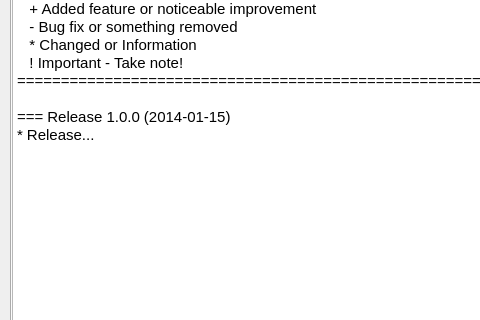
First picture: the form in frm_about.ui, repository Cyb10101/logikgatter, before the edit; both pictures show x 0 to 480 and y 95 to 415 of the 771 by 551 pixel window.
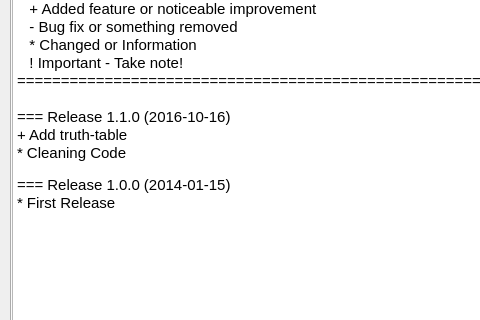
Second picture: the form after the edit. The open tabs and pages were chosen to show the change. Icons and pictures are not drawn.

What changed in the file:
```diff
--- a/frm_about.ui
+++ b/frm_about.ui
@@ -120,23 +120,32 @@
        <height>471</height>
       </rect>
      </property>
+     <property name="styleSheet">
+      <string notr="true">QTextBrowser {
+	color: black;
+}</string>
+     </property>
      <property name="html">
       <string>&lt;!DOCTYPE HTML PUBLIC &quot;-//W3C//DTD HTML 4.0//EN&quot; &quot;http://www.w3.org/TR/REC-html40/strict.dtd&quot;&gt;
 &lt;html&gt;&lt;head&gt;&lt;meta name=&quot;qrichtext&quot; content=&quot;1&quot; /&gt;&lt;style type=&quot;text/css&quot;&gt;
 p, li { white-space: pre-wrap; }
-&lt;/style&gt;&lt;/head&gt;&lt;body style=&quot; font-family:'Sans Serif'; font-size:9pt; font-weight:400; font-style:normal;&quot;&gt;
-&lt;p style=&quot; margin-top:0px; margin-bottom:0px; margin-left:0px; margin-right:0px; -qt-block-indent:0; text-indent:0px;&quot;&gt;&lt;span style=&quot; font-family:'Courier New'; font-size:11pt;&quot;&gt;================================================================================&lt;/span&gt;&lt;/p&gt;
-&lt;p style=&quot; margin-top:0px; margin-bottom:0px; margin-left:0px; margin-right:0px; -qt-block-indent:0; text-indent:0px;&quot;&gt;&lt;span style=&quot; font-family:'Courier New'; font-size:11pt;&quot;&gt;                                  Logikgatter                                   &lt;/span&gt;&lt;/p&gt;
-&lt;p style=&quot; margin-top:0px; margin-bottom:0px; margin-left:0px; margin-right:0px; -qt-block-indent:0; text-indent:0px;&quot;&gt;&lt;span style=&quot; font-family:'Courier New'; font-size:11pt;&quot;&gt;================================================================================&lt;/span&gt;&lt;/p&gt;
-&lt;p style=&quot; margin-top:0px; margin-bottom:0px; margin-left:0px; margin-right:0px; -qt-block-indent:0; text-indent:0px;&quot;&gt;&lt;span style=&quot; font-family:'Courier New'; font-size:11pt;&quot;&gt;   + Added feature or noticeable improvement&lt;/span&gt;&lt;/p&gt;
-&lt;p style=&quot; margin-top:0px; margin-bottom:0px; margin-left:0px; margin-right:0px; -qt-block-indent:0; text-indent:0px;&quot;&gt;&lt;span style=&quot; font-family:'Courier New'; font-size:11pt;&quot;&gt;   - Bug fix or something removed&lt;/span&gt;&lt;/p&gt;
-&lt;p style=&quot; margin-top:0px; margin-bottom:0px; margin-left:0px; margin-right:0px; -qt-block-indent:0; text-indent:0px;&quot;&gt;&lt;span style=&quot; font-family:'Courier New'; font-size:11pt;&quot;&gt;   * Changed or Information&lt;/span&gt;&lt;/p&gt;
-&lt;p style=&quot; margin-top:0px; margin-bottom:0px; margin-left:0px; margin-right:0px; -qt-block-indent:0; text-indent:0px;&quot;&gt;&lt;span style=&quot; font-family:'Courier New'; font-size:11pt;&quot;&gt;   ! Important - Take note!&lt;/span&gt;&lt;/p&gt;
-&lt;p style=&quot; margin-top:0px; margin-bottom:0px; margin-left:0px; margin-right:0px; -qt-block-indent:0; text-indent:0px;&quot;&gt;&lt;span style=&quot; font-family:'Courier New'; font-size:11pt;&quot;&gt;================================================================================&lt;/span&gt;&lt;/p&gt;
-&lt;p style=&quot;-qt-paragraph-type:empty; margin-top:0px; margin-bottom:0px; margin-left:0px; margin-right:0px; -qt-block-indent:0; text-indent:0px; font-family:'Courier New'; font-size:11pt;&quot;&gt;&lt;br /&gt;&lt;/p&gt;
-&lt;p style=&quot; margin-top:0px; margin-bottom:0px; margin-left:0px; margin-right:0px; -qt-block-indent:0; text-indent:0px;&quot;&gt;&lt;span style=&quot; font-family:'Courier New'; font-size:11pt;&quot;&gt;=== Release 1.0.0 (2014-01-15)&lt;/span&gt;&lt;/p&gt;
-&lt;p style=&quot; margin-top:0px; margin-bottom:0px; margin-left:0px; margin-right:0px; -qt-block-indent:0; text-indent:0px;&quot;&gt;&lt;span style=&quot; font-family:'Courier New'; font-size:11pt;&quot;&gt;* Release...&lt;/span&gt;&lt;/p&gt;
-&lt;p style=&quot;-qt-paragraph-type:empty; margin-top:0px; margin-bottom:0px; margin-left:0px; margin-right:0px; -qt-block-indent:0; text-indent:0px;&quot;&gt;&lt;br /&gt;&lt;/p&gt;&lt;/body&gt;&lt;/html&gt;</string>
+&lt;/style&gt;&lt;/head&gt;&lt;body style=&quot; font-family:'Ubuntu'; font-size:11pt; font-weight:400; font-style:normal;&quot;&gt;
+&lt;p style=&quot; margin-top:0px; margin-bottom:0px; margin-left:0px; margin-right:0px; -qt-block-indent:0; text-indent:0px;&quot;&gt;&lt;span style=&quot; font-family:'Courier New';&quot;&gt;================================================================================&lt;/span&gt;&lt;/p&gt;
+&lt;p style=&quot; margin-top:0px; margin-bottom:0px; margin-left:0px; margin-right:0px; -qt-block-indent:0; text-indent:0px;&quot;&gt;&lt;span style=&quot; font-family:'Courier New';&quot;&gt;                                  Logikgatter                                   &lt;/span&gt;&lt;/p&gt;
+&lt;p style=&quot; margin-top:0px; margin-bottom:0px; margin-left:0px; margin-right:0px; -qt-block-indent:0; text-indent:0px;&quot;&gt;&lt;span style=&quot; font-family:'Courier New';&quot;&gt;================================================================================&lt;/span&gt;&lt;/p&gt;
+&lt;p style=&quot; margin-top:0px; margin-bottom:0px; margin-left:0px; margin-right:0px; -qt-block-indent:0; text-indent:0px;&quot;&gt;&lt;span style=&quot; font-family:'Courier New';&quot;&gt;   + Added feature or noticeable improvement&lt;/span&gt;&lt;/p&gt;
+&lt;p style=&quot; margin-top:0px; margin-bottom:0px; margin-left:0px; margin-right:0px; -qt-block-indent:0; text-indent:0px;&quot;&gt;&lt;span style=&quot; font-family:'Courier New';&quot;&gt;   - Bug fix or something removed&lt;/span&gt;&lt;/p&gt;
+&lt;p style=&quot; margin-top:0px; margin-bottom:0px; margin-left:0px; margin-right:0px; -qt-block-indent:0; text-indent:0px;&quot;&gt;&lt;span style=&quot; font-family:'Courier New';&quot;&gt;   * Changed or Information&lt;/span&gt;&lt;/p&gt;
+&lt;p style=&quot; margin-top:0px; margin-bottom:0px; margin-left:0px; margin-right:0px; -qt-block-indent:0; text-indent:0px;&quot;&gt;&lt;span style=&quot; font-family:'Courier New';&quot;&gt;   ! Important - Take note!&lt;/span&gt;&lt;/p&gt;
+&lt;p style=&quot; margin-top:0px; margin-bottom:0px; margin-left:0px; margin-right:0px; -qt-block-indent:0; text-indent:0px;&quot;&gt;&lt;span style=&quot; font-family:'Courier New';&quot;&gt;================================================================================&lt;/span&gt;&lt;/p&gt;
+&lt;p style=&quot;-qt-paragraph-type:empty; margin-top:0px; margin-bottom:0px; margin-left:0px; margin-right:0px; -qt-block-indent:0; text-indent:0px; font-family:'Courier New';&quot;&gt;&lt;br /&gt;&lt;/p&gt;
+&lt;p style=&quot; margin-top:0px; margin-bottom:0px; margin-left:0px; margin-right:0px; -qt-block-indent:0; text-indent:0px;&quot;&gt;&lt;span style=&quot; font-family:'Courier New';&quot;&gt;=== Release 1.1.0 (2016-10-16)&lt;/span&gt;&lt;/p&gt;
+&lt;p style=&quot; margin-top:0px; margin-bottom:0px; margin-left:0px; margin-right:0px; -qt-block-indent:0; text-indent:0px;&quot;&gt;&lt;span style=&quot; font-family:'Courier New';&quot;&gt;+ Add truth-table&lt;/span&gt;&lt;/p&gt;
+&lt;p style=&quot; margin-top:0px; margin-bottom:0px; margin-left:0px; margin-right:0px; -qt-block-indent:0; text-indent:0px;&quot;&gt;&lt;span style=&quot; font-family:'Courier New';&quot;&gt;* Cleaning Code&lt;/span&gt;&lt;/p&gt;
+&lt;p style=&quot;-qt-paragraph-type:empty; margin-top:0px; margin-bottom:0px; margin-left:0px; margin-right:0px; -qt-block-indent:0; text-indent:0px; font-family:'Sans Serif'; font-size:9pt;&quot;&gt;&lt;br /&gt;&lt;/p&gt;
+&lt;p style=&quot; margin-top:0px; margin-bottom:0px; margin-left:0px; margin-right:0px; -qt-block-indent:0; text-indent:0px;&quot;&gt;&lt;span style=&quot; font-family:'Courier New';&quot;&gt;=== Release 1.0.0 (2014-01-15)&lt;/span&gt;&lt;/p&gt;
+&lt;p style=&quot; margin-top:0px; margin-bottom:0px; margin-left:0px; margin-right:0px; -qt-block-indent:0; text-indent:0px;&quot;&gt;&lt;span style=&quot; font-family:'Courier New';&quot;&gt;* First Release&lt;/span&gt;&lt;/p&gt;
+&lt;p style=&quot;-qt-paragraph-type:empty; margin-top:0px; margin-bottom:0px; margin-left:0px; margin-right:0px; -qt-block-indent:0; text-indent:0px; font-family:'Sans Serif'; font-size:9pt;&quot;&gt;&lt;br /&gt;&lt;/p&gt;&lt;/body&gt;&lt;/html&gt;</string>
      </property>
     </widget>
    </widget>
```
Left out of the diff: 2 changed lines with no effect on the pictures.
